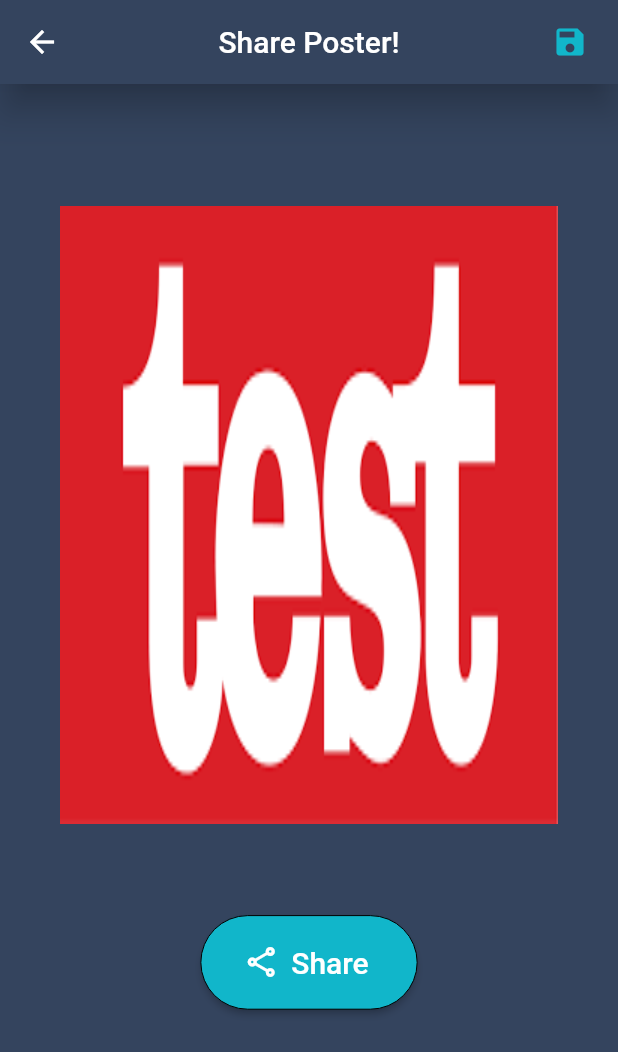
After one commit to dhananjayiitb/AdAI-Team-A, a Flutter app: the SharePage screen opened directly, on a phone screen of 412 x 824 dp. The commit adds this screen. Shown: the top 1052 px of the screen. Run offline on Flutter 3.47's test engine with Material 2 defaults, Android fonts, the phone set to English and light mode, and no system bars; our stand-ins replace bloc, equatable, flutter_bloc, otp_text_field, rflutter_alert, share and 1 more; accounts and stored records are empty.

Commit message:
Pages done, Share Button Left

```diff
--- /dev/null
+++ b/adai_app/lib/broadcast/share.dart
@@ -0,0 +1,101 @@
+import 'dart:io';
+
+import 'package:flutter/material.dart';
+import 'package:share/share.dart';
+
+import '../globals.dart';
+
+class SharePage extends StatefulWidget {
+  const SharePage({Key key}) : super(key: key);
+
+  @override
+  _SharePageState createState() => _SharePageState();
+}
+
+class _SharePageState extends State<SharePage> {
+  String preview = 'Assets/test.png';
+
+  @override
+  Widget build(BuildContext context) {
+    return Theme(
+      data: ThemeData(
+        canvasColor: background,
+      ),
+      child: Scaffold(
+        appBar: AppBar(
+          title: Text('Share Poster!'),
+          backgroundColor: background,
+          elevation: 10,
+          centerTitle: true,
+          actions: [
+            ElevatedButton(
+              onPressed: () {
+                int count = 0;
+                Navigator.of(context).popUntil((_) => count++ >= 2);
+                },
+              child: Icon(Icons.save, color: button,),
+              style: ElevatedButton.styleFrom(primary: background,elevation: 0.0),
+            ),
+          ],
+        ),
+        body: Container(
+          child: Form(
+            child: Padding(
+              padding: EdgeInsets.all(40.0),
+              child: SingleChildScrollView(
+                child: Column(
+                  mainAxisAlignment: MainAxisAlignment.center,
+                  crossAxisAlignment: CrossAxisAlignment.center,
+                  children: <Widget>[
+                    SizedBox(height: MediaQuery.of(context).size.height * 0.05,),
+                    Container(
+                      height: MediaQuery.of(context).size.height * 0.5,
+                      child: Image.asset('$preview', fit: BoxFit.fill,),
+                    ),
+                    SizedBox(height: MediaQuery.of(context).size.height * 0.05,),
+                    Container(
+                      width:
+                      MediaQuery.of(context).size.width * 0.35,
+                      height:
+                      MediaQuery.of(context).size.height * 0.10,
+                      child: Padding(
+                        padding: EdgeInsets.only(top: 20.0),
+                        child: ElevatedButton.icon(
+                          onPressed: () {
+                            Share.shareFiles([preview]);
+                          },
+                          icon: Icon(Icons.share_outlined),
+                          label: Text(
+                            'Share',
+                            style: TextStyle(
+                              fontSize: 20.0,
+                              color: Colors.white,
+                            ),
+                          ),
+                          style: ElevatedButton.styleFrom(
+                            primary: button,
+                            shape: RoundedRectangleBorder(borderRadius: BorderRadius.circular(100)),
+                            side: BorderSide(
+                              width: 0,
+                            ),
+                          ),
+                        ),
+                      ),
+                    ),
+                  ],
+                ),
+              ),
+            ),
+          ),
+        ),
+      ),
+    );
+  }
+}
+
+void _onShare(BuildContext context, String preview) async{
+    await Share.share(
+      preview,
+      subject: 'Test Demo',
+    );
+}
--- a/adai_app/lib/globals.dart
+++ b/adai_app/lib/globals.dart
@@ -1,3 +1,8 @@
 library adai_app.globals;
 
+import 'package:flutter/cupertino.dart';
+
 String phone = "";
+
+Color background = Color.fromARGB(255, 52, 68, 94);
+Color button = Color.fromARGB(255, 17, 182, 202);
--- a/adai_app/lib/home/home_page.dart
+++ b/adai_app/lib/home/home_page.dart
@@ -1,3 +1,4 @@
+import 'package:adai/globals.dart';
 import 'package:flutter/material.dart';
 import 'package:flutter_bloc/flutter_bloc.dart';
 import 'package:adai/bloc/authentication_bloc.dart';
@@ -25,8 +26,9 @@ class HomePage extends StatelessWidget {
     return MaterialApp(
         debugShowCheckedModeBanner: false,
         theme: ThemeData(
-          primarySwatch: Colors.red,
-          brightness: Brightness.dark,
+          primaryColor: background,
+          //primarySwatch: Colors.red,
+          //brightness: Brightness.dark,
         ),
         title: 'FlutterBase',
         home: Scaffold(
--- a/adai_app/lib/login/login_form_otp.dart
+++ b/adai_app/lib/login/login_form_otp.dart
@@ -58,7 +58,7 @@ class _LoginFormotpState extends State<LoginFormotp> {
                             labelStyle: TextStyle(color: Colors.white, fontSize: 17),
                             disabledBorder: OutlineInputBorder(
                               borderSide: BorderSide(
-                                color: Color.fromARGB(255, 17, 182, 202),
+                                color: globals.button,
                               ),
                             ),
                           ),
@@ -95,7 +95,7 @@ class _LoginFormotpState extends State<LoginFormotp> {
                               ),
                             ),
                             style: ElevatedButton.styleFrom(
-                                primary: Color.fromARGB(255, 17, 182, 202),
+                                primary: globals.button,
                                 shape: RoundedRectangleBorder(borderRadius: BorderRadius.circular(100)),
                                 side: BorderSide(
                                   width: 0,
--- a/adai_app/lib/login/login_otp.dart
+++ b/adai_app/lib/login/login_otp.dart
@@ -1,3 +1,4 @@
+import 'package:adai/globals.dart';
 import 'package:flutter/material.dart';
 
 import 'package:flutter_bloc/flutter_bloc.dart';
@@ -19,10 +20,10 @@ class LoginOtp extends StatelessWidget {
     print(phoneno);
     return new WillPopScope(
       child: Scaffold(
-        backgroundColor: Color.fromARGB(255, 52, 68, 94),
+        backgroundColor: background,
         appBar: AppBar(
             title: Text('Enter OTP'),
-            backgroundColor: Color.fromARGB(255, 17, 182, 202),
+            backgroundColor: button,
             leading: GestureDetector(
               onTap: () {
                 BlocProvider.of<AuthenticationBloc>(context).add(AppStarted());
--- a/adai_app/lib/login/login_page.dart
+++ b/adai_app/lib/login/login_page.dart
@@ -1,3 +1,4 @@
+import 'package:adai/globals.dart';
 import 'package:flutter/material.dart';
 
 import 'package:flutter_bloc/flutter_bloc.dart';
@@ -20,7 +21,7 @@ class LoginPage extends StatelessWidget {
     return Scaffold(
       appBar: AppBar(
         title: Text('Login | Home Hub'),
-        backgroundColor: Color.fromARGB(255, 17, 182, 202),
+        backgroundColor: button,
       ),
       body: BlocProvider(
         create: (context) {
--- a/adai_app/lib/main.dart
+++ b/adai_app/lib/main.dart
@@ -35,7 +35,7 @@ class App extends StatelessWidget {
       debugShowCheckedModeBanner: false,
       theme: ThemeData(
         //primarySwatch: Colors.red,
-        brightness: false ? Brightness.dark : Brightness.light,
+        brightness: Brightness.light,
       ),
       home: BlocBuilder<AuthenticationBloc, AuthenticationState>(
         builder: (context, state) {
```
Also changed, not shown: adai_app/lib/broadcast/broadcast_form.dart (+63 -150 lines), adai_app/lib/login/login_form.dart (+4 -4 lines), adai_app/pubspec.yaml (+4 -3 lines), adai_app/Assets/test.png (added), adai_app/pubspec.lock.
